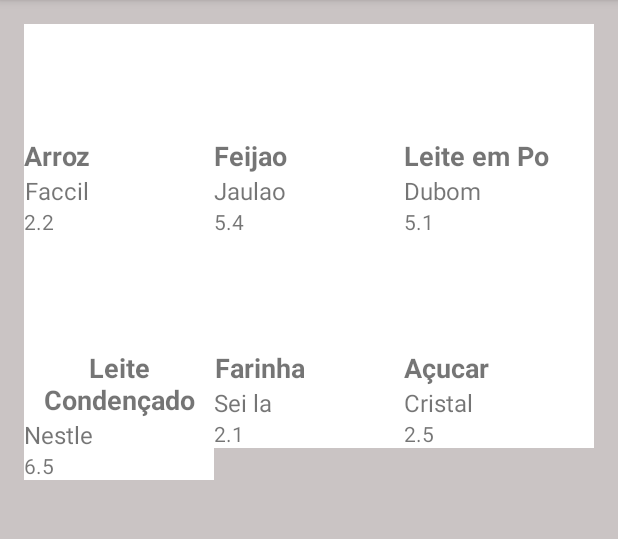
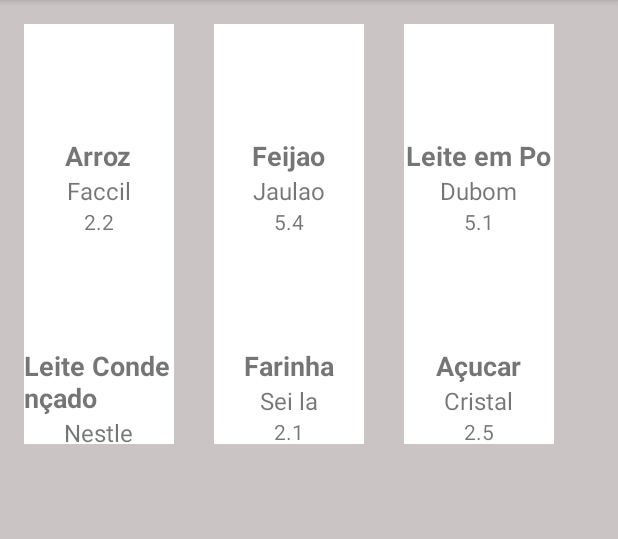
Before and after one commit to brunorcx/Sucesso2017, an Android app: the MainActivity screen opened directly, with no data from a screen before it, on a phone screen of 412 x 824 dp, the part 84-623 px from its top. Run offline under Robolectric (Android 15) with nearby library versions, the phone set to English and light mode, and no system bars; our stand-ins replace Firebase (no records; nobody signed in at launch, a user with empty details on screens opened directly).

Commit message:
versao 0.00000007

```diff
--- a/app/src/main/res/layout/activity_main.xml
+++ b/app/src/main/res/layout/activity_main.xml
@@ -9,6 +9,12 @@
     android:background="#cac4c4"
     android:orientation="vertical">
 
+    <android.support.v7.widget.RecyclerView
+        android:layout_width="match_parent"
+        android:layout_height="wrap_content"
+        android:orientation="horizontal">
+
+    </android.support.v7.widget.RecyclerView>
 
     <GridView
         android:id="@+id/grid_alimentos"
--- a/app/src/main/res/layout/list_item.xml
+++ b/app/src/main/res/layout/list_item.xml
@@ -1,16 +1,19 @@
 <?xml version="1.0" encoding="utf-8"?>
 <LinearLayout xmlns:android="http://schemas.android.com/apk/res/android"
     xmlns:tools="http://schemas.android.com/tools"
-    android:layout_width="match_parent"
-    android:layout_height="match_parent"
+    android:layout_width="100dp"
+    android:layout_height="140dp"
     android:layout_margin="16dp"
     android:background="#FFFFFF"
-    android:orientation="vertical">
+    android:orientation="vertical"
+    >
 
     <ImageView
         android:id="@+id/image_produto"
         android:layout_width="75dp"
-        android:layout_height="75dp" />
+        android:layout_height="75dp"
+        android:layout_gravity="center_horizontal"
+        />
 
     <TextView
         android:id="@+id/nomeP_text_view"
@@ -19,7 +22,7 @@
         android:textStyle="bold"
         android:textSize="18sp"
         android:fontFamily="sans-serif"
-        android:gravity="center"
+        android:layout_gravity="center_horizontal"
         tools:text="Arroz" />
 
     <TextView
@@ -27,14 +30,14 @@
         android:layout_width="wrap_content"
         android:layout_height="wrap_content"
         android:textSize="16sp"
-        android:gravity="center"
+        android:layout_gravity="center_horizontal"
         tools:text="Faccil" />
 
     <TextView
         android:id="@+id/preco_text_view"
         android:layout_width="wrap_content"
         android:layout_height="wrap_content"
-        android:gravity="center"
+        android:layout_gravity="center_horizontal"
         tools:text="R$ 2.90" />
 
 </LinearLayout>
```
